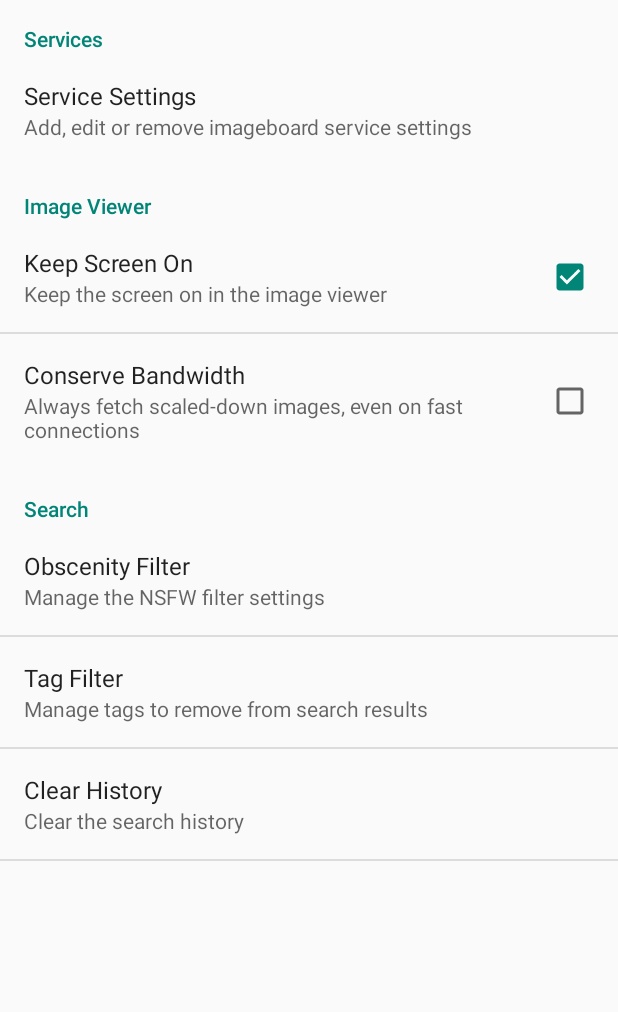
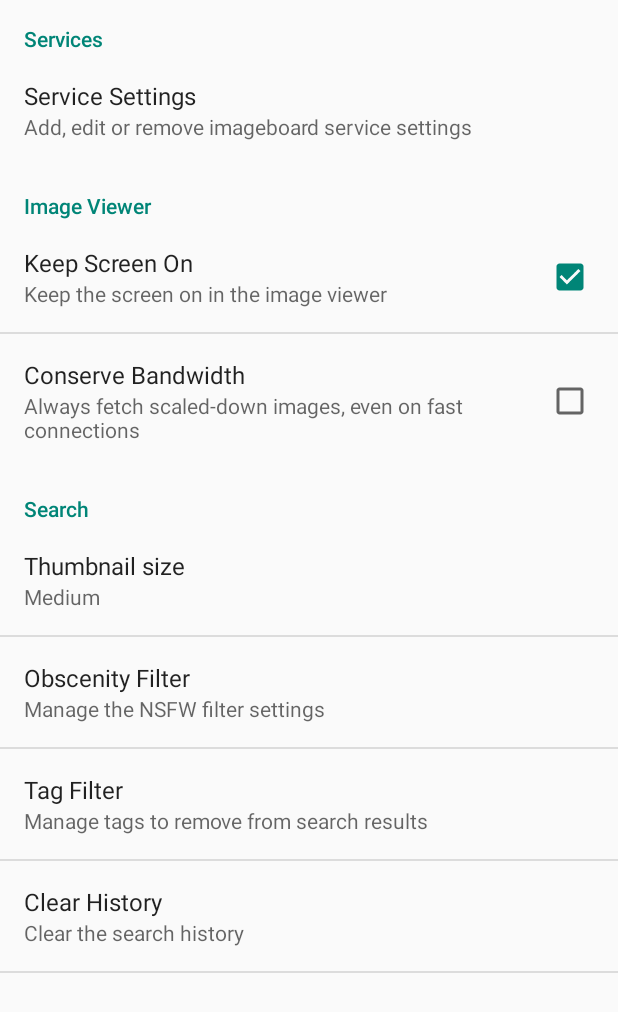
Before and after one commit to lodyb/nori, an Android app: the SettingsActivity screen opened directly, with no data from a screen before it, on a phone screen of 412 x 824 dp. Shown: the top 1012 px of the screen. Run offline under Robolectric (Android 15) with nearby library versions, the phone set to English and light mode, and no system bars.

Commit message:
Adjustable search result thumbnail size

```diff
--- a/app/src/main/java/com/cuddlesoft/nori/SettingsActivity.java
+++ b/app/src/main/java/com/cuddlesoft/nori/SettingsActivity.java
@@ -9,19 +9,24 @@ package com.cuddlesoft.nori;
 import android.annotation.SuppressLint;
 import android.app.ActionBar;
 import android.content.Intent;
+import android.content.SharedPreferences;
 import android.os.Build;
 import android.os.Bundle;
+import android.preference.EditTextPreference;
+import android.preference.ListPreference;
 import android.preference.Preference;
 import android.preference.PreferenceActivity;
+import android.preference.PreferenceManager;
 import android.preference.PreferenceScreen;
 import android.view.MenuItem;
+import android.widget.EditText;
 
 import com.cuddlesoft.nori.service.ClearSearchHistoryService;
 
 /** Main settings activity managing all the core preferences for the app, launched from {@link com.cuddlesoft.nori.SearchActivity}. */
 @SuppressWarnings("deprecation")
 // The non-fragment Preferences API is deprecated, but there is no alternative in the support library for API<11 support.
-public class SettingsActivity extends PreferenceActivity {
+public class SettingsActivity extends PreferenceActivity implements SharedPreferences.OnSharedPreferenceChangeListener {
 
   @Override
   protected void onCreate(Bundle savedInstanceState) {
@@ -40,6 +45,34 @@ public class SettingsActivity extends PreferenceActivity {
     }
 
     addPreferencesFromResource(R.xml.preferences);
+  }
+
+  @Override
+  protected void onResume() {
+    super.onResume();
+
+    // Register listener used to update the summary of ListPreferences with their current value.
+    SharedPreferences sharedPreferences = getPreferenceScreen().getSharedPreferences();
+    sharedPreferences.registerOnSharedPreferenceChangeListener(this);
+
+    // Iterate through shared preferences to update preference summaries when the activity is started.
+    for (String key : sharedPreferences.getAll().keySet()) {
+      onSharedPreferenceChanged(sharedPreferences, key);
+    }
+  }
+
+  @Override
+  public void onSharedPreferenceChanged(SharedPreferences sharedPreferences, String key) {
+    Preference preference = findPreference(key);
+
+    // Set the summary for each ListPreference and EditTextPreference to its current value.
+    if (preference instanceof ListPreference) {
+      ListPreference listPreference = (ListPreference) preference;
+      listPreference.setSummary(listPreference.getEntry());
+    } else if (preference instanceof EditTextPreference) {
+      EditTextPreference editTextPreference = (EditTextPreference) preference;
+      editTextPreference.setSummary(editTextPreference.getText());
+    }
   }
 
   @Override
@@ -66,4 +99,12 @@ public class SettingsActivity extends PreferenceActivity {
       return super.onPreferenceTreeClick(preferenceScreen, preference);
     }
   }
+
+  @Override
+  protected void onPause() {
+    super.onPause();
+
+    // Unregister SharedPreferenceChangeListener.
+    getPreferenceScreen().getSharedPreferences().unregisterOnSharedPreferenceChangeListener(this);
+  }
 }
--- a/app/src/main/res/values/arrays.xml
+++ b/app/src/main/res/values/arrays.xml
@@ -6,6 +6,18 @@
   -->
 
 <resources>
+  <!-- Thumbnail size preference entries. -->
+  <string-array name="preference_previewSize_entries">
+    <item>@string/preference_previewSize_small</item>
+    <item>@string/preference_previewSize_medium</item>
+    <item>@string/preference_previewSize_large</item>
+  </string-array>
+  <!-- Thumbnail size preference entry values. -->
+  <string-array name="preference_previewSize_entryValues">
+    <item>small</item>
+    <item>medium</item>
+    <item>large</item>
+  </string-array>
   <!-- Obscenity Filter preferences entries. -->
   <string-array name="preference_nsfwFilter_entries">
     <item>@string/obscenity_rating_safe</item>
--- a/app/src/main/res/values/dimens.xml
+++ b/app/src/main/res/values/dimens.xml
@@ -13,6 +13,11 @@
   <dimen name="searchResultGrid_spacing">2dp</dimen>
   <dimen name="searchResultGrid_columnWidth">100dp</dimen>
 
+  <!-- Thumbnail sizes. -->
+  <dimen name="previewSize_small">50dp</dimen>
+  <dimen name="previewSize_medium">100dp</dimen>
+  <dimen name="previewSize_large">150dp</dimen>
+
   <!-- Tag list dialog. -->
   <dimen name="tag_list_textSize">18sp</dimen>
 
--- a/app/src/main/res/values/strings.xml
+++ b/app/src/main/res/values/strings.xml
@@ -58,6 +58,7 @@
 
   <!-- Preferences -->
   <string name="preference_category_search">Search</string>
+  <string name="preference_previewSize_title">Thumbnail size</string>
   <string name="preference_nsfwFilter_title">Obscenity Filter</string>
   <string name="preference_nsfwFilter_summary">Manage the NSFW filter settings</string>
   <string name="preference_tagFilter_summary">Manage tags to remove from search results</string>
@@ -73,10 +74,17 @@
   <string name="preference_service_settings_summary">Add, edit or remove imageboard service settings</string>
   <string name="preference_service_settings_title">Service Settings</string>
   <!-- Untranslatable -->
+  <string name="preference_previewSize_key">preference_previewSize</string>
+  <string name="preference_previewSize_default">medium</string>
   <string name="preference_nsfwFilter_key">preference_nsfwFilter</string>
   <string name="preference_tagFilter_key">preference_tagFilter</string>
   <string name="preference_image_viewer_keepScreenOn_key">preference_image_viewer_keepScreenOn</string>
   <string name="preference_image_viewer_conserveBandwidth_key">preference_image_viewer_conserveBandwidth</string>
+
+  <!-- Thumbnail sizes -->
+  <string name="preference_previewSize_small">Small</string>
+  <string name="preference_previewSize_medium">Medium</string>
+  <string name="preference_previewSize_large">Large</string>
 
   <!-- NSFW ratings -->
   <string name="obscenity_rating_safe">Safe</string>
--- a/app/src/main/res/xml/preferences.xml
+++ b/app/src/main/res/xml/preferences.xml
@@ -37,6 +37,13 @@
 
   <PreferenceCategory
       android:title="@string/preference_category_search">
+    <ListPreference
+        android:defaultValue="@string/preference_previewSize_default"
+        android:dialogTitle="@string/preference_previewSize_title"
+        android:entries="@array/preference_previewSize_entries"
+        android:entryValues="@array/preference_previewSize_entryValues"
+        android:key="@string/preference_previewSize_key"
+        android:title="@string/preference_previewSize_title"/>
     <Preference
         android:summary="@string/preference_nsfwFilter_summary"
         android:title="@string/preference_nsfwFilter_title">
```
Also changed, not shown: app/src/main/java/com/cuddlesoft/nori/fragment/SearchResultGridFragment.java (+45 -11 lines), app/src/main/java/com/cuddlesoft/nori/widget/SquareImageView.java (added, +34 -0 lines).
